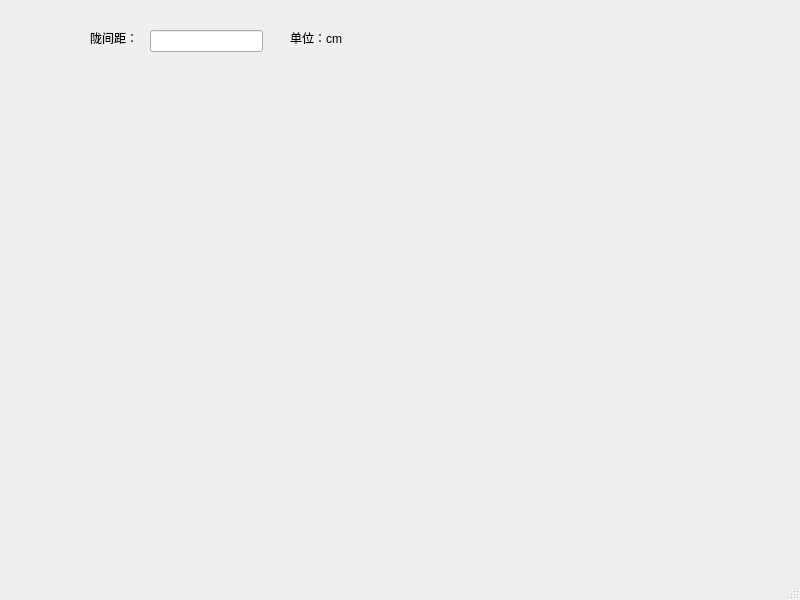
This is window/machine.ui in jianwei/machine99 as Qt 5 draws it before an edit. The edited form follows.
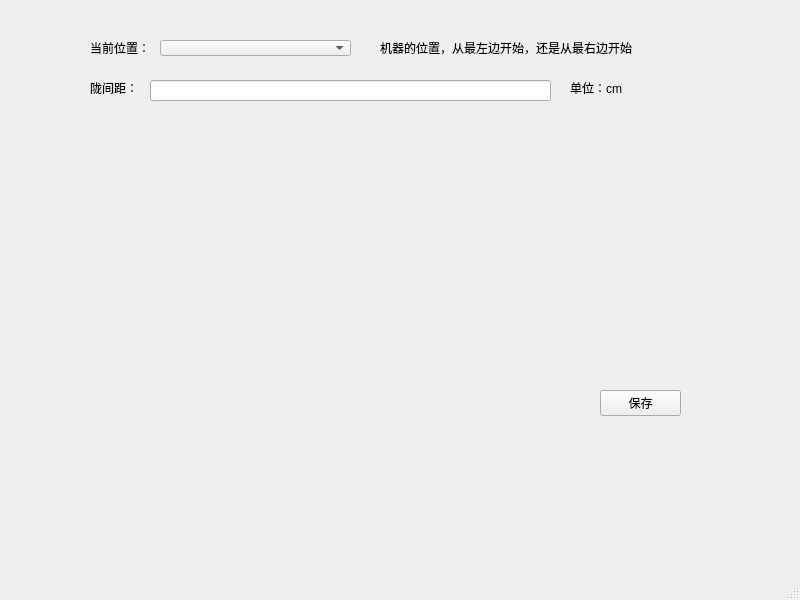
This is the edited form.

The edit to the form file:
```diff
--- a/window/machine.ui
+++ b/window/machine.ui
@@ -18,9 +18,9 @@
     <property name="geometry">
      <rect>
       <x>150</x>
-      <y>30</y>
-      <width>113</width>
-      <height>22</height>
+      <y>80</y>
+      <width>401</width>
+      <height>21</height>
      </rect>
     </property>
    </widget>
@@ -28,7 +28,7 @@
     <property name="geometry">
      <rect>
       <x>90</x>
-      <y>30</y>
+      <y>80</y>
       <width>60</width>
       <height>16</height>
      </rect>
@@ -40,9 +40,9 @@
    <widget class="QLabel" name="label_2">
     <property name="geometry">
      <rect>
-      <x>290</x>
-      <y>30</y>
-      <width>60</width>
+      <x>570</x>
+      <y>80</y>
+      <width>61</width>
       <height>16</height>
      </rect>
     </property>
@@ -50,6 +50,55 @@
      <string>单位：cm</string>
     </property>
    </widget>
+   <widget class="QPushButton" name="pushButton">
+    <property name="geometry">
+     <rect>
+      <x>600</x>
+      <y>390</y>
+      <width>81</width>
+      <height>26</height>
+     </rect>
+    </property>
+    <property name="text">
+     <string>保存</string>
+    </property>
+   </widget>
+   <widget class="QLabel" name="label_3">
+    <property name="geometry">
+     <rect>
+      <x>90</x>
+      <y>40</y>
+      <width>60</width>
+      <height>16</height>
+     </rect>
+    </property>
+    <property name="text">
+     <string>当前位置：</string>
+    </property>
+   </widget>
+   <widget class="QComboBox" name="comboBox">
+    <property name="geometry">
+     <rect>
+      <x>160</x>
+      <y>40</y>
+      <width>191</width>
+      <height>16</height>
+     </rect>
+    </property>
+   </widget>
+   <widget class="QLabel" name="label_4">
+    <property name="geometry">
+     <rect>
+      <x>380</x>
+      <y>40</y>
+      <width>331</width>
+      <height>16</height>
+     </rect>
+    </property>
+    <property name="text">
+     <string>机器的位置，从最左边开始，还是从最右边开始</string>
+    </property>
+   </widget>
   </widget>
   <widget class="QMenuBar" name="menubar">
    <property name="geometry">
```
